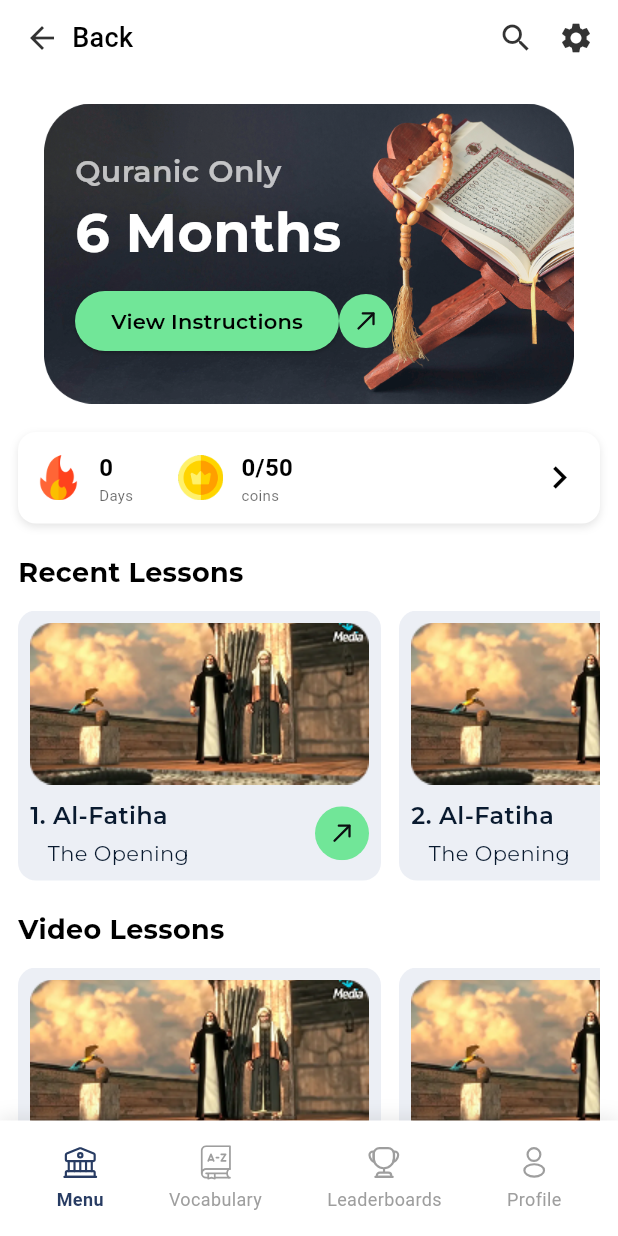
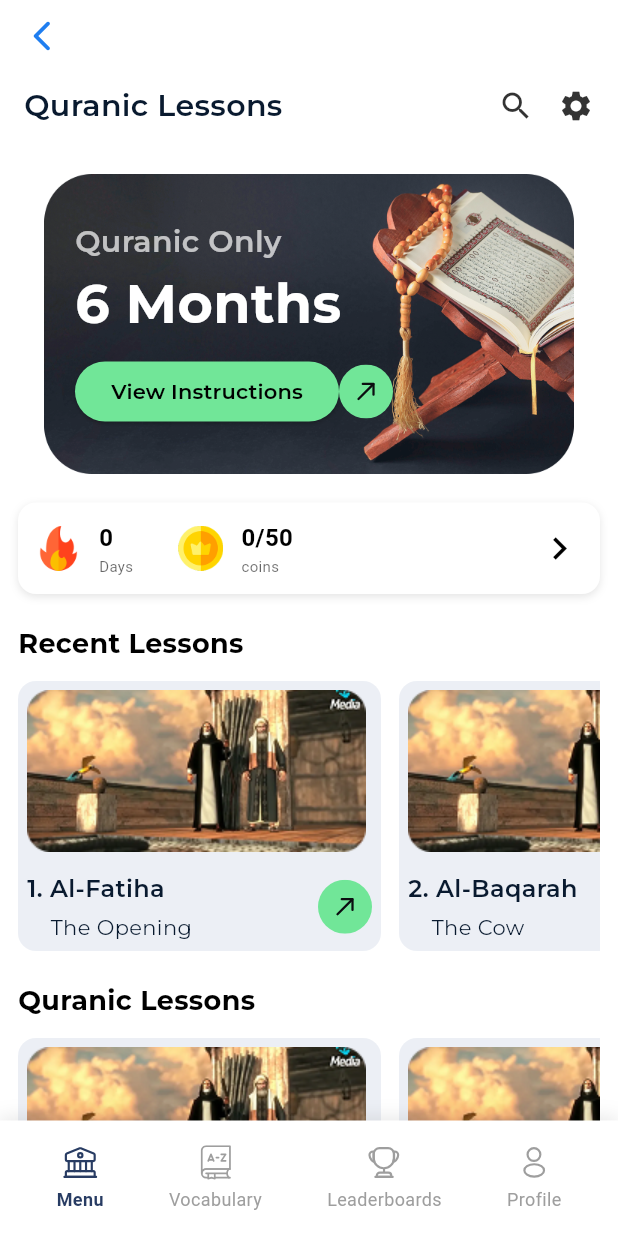
Before and after one commit to RaihanRafi01/quranapp, a Flutter app: the screen it shows after launch, after a tap on "Learn Quranic", on a phone screen of 412 x 824 dp. Run offline on Flutter 3.47's test engine with Material 3 defaults, Android fonts, the light colour scheme and no system bars; our stand-ins replace flutter_svg, get, google_fonts.

Commit message:
added home recent card

```diff
--- a/lib/app/modules/home/controllers/home_controller.dart
+++ b/lib/app/modules/home/controllers/home_controller.dart
@@ -1,15 +1,17 @@
 import 'package:get/get.dart';
-
 import '../views/home_view.dart';
 
 class HomeController extends GetxController {
   var selectedCourse = Rx<CourseItem?>(null);
+  var sectionTitle = RxString('Video Lessons');
 
   void selectCourse(CourseItem course) {
     selectedCourse.value = course;
+    sectionTitle.value = course.lessonType;
   }
 
   void clearSelection() {
     selectedCourse.value = null;
+    sectionTitle.value = 'Video Lessons'; // Reset to default
   }
 }
--- a/lib/app/modules/home/views/home_view.dart
+++ b/lib/app/modules/home/views/home_view.dart
@@ -32,12 +32,11 @@ class HomeView extends GetView<HomeController> {
                     const StatsSection(),
                     const SizedBox(height: 20),
 
-                    // Show Recent Lessons and Video Lessons if a course is selected
+                    // Show Recent Lessons and Course-Specific Lessons if a course is selected
                     if (controller.selectedCourse.value != null) ...[
-                       RecentLessonsSection(title: 'Recent Lessons'),
+                      const RecentLessonsSection(title: 'Recent Lessons'),
                       const SizedBox(height: 20),
-                      //const VideoLessonsSection(),
-                       RecentLessonsSection(title: 'Video Lessons'),
+                      RecentLessonsSection(title: controller.sectionTitle.value),
                       const SizedBox(height: 20),
                     ],
 
@@ -64,39 +63,38 @@ class TopMenuSection extends GetView<HomeController> {
   Widget build(BuildContext context) {
     return Container(
       padding: const EdgeInsets.symmetric(horizontal: 16, vertical: 12),
-      child: Obx(() => Row(
+      child: Obx(() => Column(
+        crossAxisAlignment: CrossAxisAlignment.start,
+        children: [
+          if (controller.selectedCourse.value != null) ...[
+            GestureDetector(
+              onTap: controller.clearSelection,
+              child: Icon(
+                Icons.arrow_back_ios_new_rounded,
+                color: AppColors.textBlue,
+                size: 24,
+              ),
+            ),
+            const SizedBox(height: 20),
+          ],
+          Row(
             mainAxisAlignment: MainAxisAlignment.spaceBetween,
             children: [
-          // Show Back button if a course is selected, otherwise show "Menu" text
+              Column(
+                crossAxisAlignment: CrossAxisAlignment.start,
+                children: [
+                  // Show the section title (e.g., Quranic Lessons, Audio Lessons, Video Lessons)
+                  Text(
                     controller.selectedCourse.value != null
-              ? GestureDetector(
-            onTap: controller.clearSelection,
-            child: Row(
-              children: [
-                Icon(
-                  Icons.arrow_back,
-                  color: Colors.black.withOpacity(0.8),
-                  size: 24,
-                ),
-                const SizedBox(width: 8),
-                const Text(
-                  'Back',
-                  style: TextStyle(
-                    color: Colors.black,
-                    fontSize: 18,
-                    fontWeight: FontWeight.w500,
+                        ? controller.sectionTitle.value
+                        : 'Courses', // Default title when no course is selected
+                    style:  h2.copyWith(
+                      color: AppColors.textColor,
+                      fontSize: 20,
                     ),
                   ),
+                  // Show Back button if a course is selected
                 ],
-            ),
-          )
-              : const Text(
-            'Menu',
-            style: TextStyle(
-              color: Colors.black,
-              fontSize: 18,
-              fontWeight: FontWeight.w500,
-            ),
               ),
               Row(
                 children: [
@@ -110,6 +108,8 @@ class TopMenuSection extends GetView<HomeController> {
                     Icons.settings,
                     color: Colors.black.withOpacity(0.8),
                     size: 24,
+                  ),
+                ],
               ),
             ],
           ),
@@ -311,11 +311,29 @@ class StatItem extends StatelessWidget {
 
 // Recent Lessons Section Widget
 class RecentLessonsSection extends StatelessWidget {
-  String title;
-  RecentLessonsSection({super.key,required this.title});
+  final String title;
+
+  const RecentLessonsSection({super.key, required this.title});
 
   @override
   Widget build(BuildContext context) {
+    // Determine content based on section title
+    final isRecentLessons = title == 'Recent Lessons';
+    final lessonTitles = isRecentLessons
+        ? ['Al-Fatiha', 'Al-Baqarah']
+        : title == 'Video Lessons'
+        ? ['Tajweed Basics', 'Surah Recitation']
+        : title == 'Audio Lessons'
+        ? ['Quran Memorization', 'Tafsir Insights']
+        : ['Quranic Lesson 1', 'Quranic Lesson 2'];
+    final subtitles = isRecentLessons
+        ? ['The Opening', 'The Cow']
+        : title == 'Video Lessons'
+        ? ['Learn proper pronunciation', 'Practice with examples']
+        : title == 'Audio Lessons'
+        ? ['Memorize key verses', 'Understand meanings']
+        : ['Core Quranic teachings', 'Advanced Quranic study'];
+
     return Padding(
       padding: const EdgeInsets.symmetric(horizontal: 12),
       child: Column(
@@ -334,15 +352,15 @@ class RecentLessonsSection extends StatelessWidget {
             height: 180,
             child: ListView.builder(
               scrollDirection: Axis.horizontal,
-              itemCount: 2, // Based on your image
+              itemCount: 2,
               itemBuilder: (context, index) {
                 return Padding(
                   padding: EdgeInsets.only(right: index == 0 ? 12 : 0),
                   child: RecentLessonCard(
                     lessonNumber: index + 1,
-                    title: 'Al-Fatiha',
-                    subtitle: 'The Opening',
-                    isCompleted: index == 0,
+                    title: lessonTitles[index],
+                    subtitle: subtitles[index],
+                    isCompleted: isRecentLessons && index == 0,
                   ),
                 );
               },
@@ -375,17 +393,13 @@ class RecentLessonCard extends StatelessWidget {
       width: 242,
       decoration: BoxDecoration(
         borderRadius: BorderRadius.circular(12),
-        /*image: const DecorationImage(
-          image: AssetImage('assets/images/home/dummy_image_1.png'), // Add your lesson background image
-          fit: BoxFit.cover,
-        ),*/
       ),
       child: Container(
         decoration: BoxDecoration(
           borderRadius: BorderRadius.circular(12),
-          color: AppColors.cardBgWhite
+          color: AppColors.cardBgWhite,
         ),
-        padding: const EdgeInsets.all(8),
+        padding: const EdgeInsets.all(6),
         child: Column(
           crossAxisAlignment: CrossAxisAlignment.start,
           mainAxisAlignment: MainAxisAlignment.spaceBetween,
@@ -394,7 +408,8 @@ class RecentLessonCard extends StatelessWidget {
             Row(
               mainAxisAlignment: MainAxisAlignment.spaceBetween,
               children: [
-                Column(
+                Flexible(
+                  child: Column(
                     crossAxisAlignment: CrossAxisAlignment.start,
                     children: [
                       Text(
@@ -403,64 +418,30 @@ class RecentLessonCard extends StatelessWidget {
                           color: AppColors.textColor,
                           fontSize: 16,
                         ),
+                        maxLines: 1,
+                        overflow: TextOverflow.ellipsis,
                       ),
                       const SizedBox(height: 4),
                       Text(
-                      '   $subtitle',
+                        '    $subtitle',
                         style: h4.copyWith(
                           color: AppColors.textColor,
                           fontSize: 14,
                         ),
+                        maxLines: 1,
+                        overflow: TextOverflow.ellipsis,
                       ),
                     ],
                   ),
-                SvgPicture.asset('assets/images/home/arrow_btn.svg')
+                ),
+                SvgPicture.asset(
+                  'assets/images/home/arrow_btn.svg',
+                  width: 36,
+                ),
               ],
             ),
           ],
         ),
-      ),
-    );
-  }
-}
-
-// Video Lessons Section Widget
-class VideoLessonsSection extends StatelessWidget {
-  const VideoLessonsSection({super.key});
-
-  @override
-  Widget build(BuildContext context) {
-    return Padding(
-      padding: const EdgeInsets.symmetric(horizontal: 12),
-      child: Column(
-        crossAxisAlignment: CrossAxisAlignment.start,
-        children: [
-          Text(
-            'Video Lessons',
-            style: h1.copyWith(
-              fontSize: 18,
-              fontWeight: FontWeight.bold,
-              color: Colors.black,
-            ),
-          ),
-          const SizedBox(height: 12),
-          Container(
-            height: 100,
-            decoration: BoxDecoration(
-              color: Colors.grey[200],
-              borderRadius: BorderRadius.circular(12),
-            ),
-            child: const Center(
-              child: Text(
-                'Video lessons will be displayed here',
-                style: TextStyle(
-                  color: Colors.grey,
-                  fontSize: 14,
-                ),
-              ),
-            ),
-          ),
-        ],
       ),
     );
   }
@@ -478,18 +459,21 @@ class CourseListSection extends GetView<HomeController> {
         subtitle: 'Master every word in the Quran and understand what...',
         imagePath: 'assets/images/home/dummy_image_1.png',
         isCompleted: false,
+        lessonType: 'Quranic Lessons',
       ),
       CourseItem(
         title: 'Learn Arabic with Hadith',
         subtitle: 'Learn the language of the Holy Quran and understand it without...',
         imagePath: 'assets/images/home/dummy_image_2.png',
         isCompleted: false,
+        lessonType: 'Audio Lessons',
       ),
       CourseItem(
         title: 'Learn with Islamic Videos',
         subtitle: '',
         imagePath: 'assets/images/home/dummy_image_3.png',
         isCompleted: false,
+        lessonType: 'Video Lessons',
       ),
     ];
 
@@ -516,12 +500,14 @@ class CourseItem {
   final String subtitle;
   final String imagePath;
   final bool isCompleted;
+  final String lessonType;
 
   CourseItem({
     required this.title,
     required this.subtitle,
     required this.imagePath,
     required this.isCompleted,
+    required this.lessonType,
   });
 }
 
@@ -582,7 +568,7 @@ class CourseListItem extends StatelessWidget {
             ),
 
             // Action Button
-            SvgPicture.asset('assets/images/home/arrow_btn.svg')
+            SvgPicture.asset('assets/images/home/arrow_btn.svg'),
           ],
         ),
       ),
```
Lines whose indentation alone changed are shown as unchanged.
